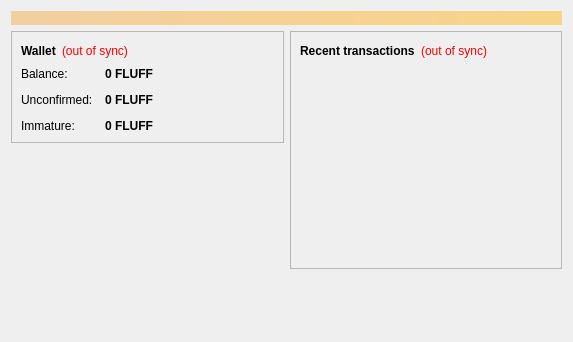
cryptonexii/murfcoin, file src/qt/forms/overviewpage.ui: the form before one commit.
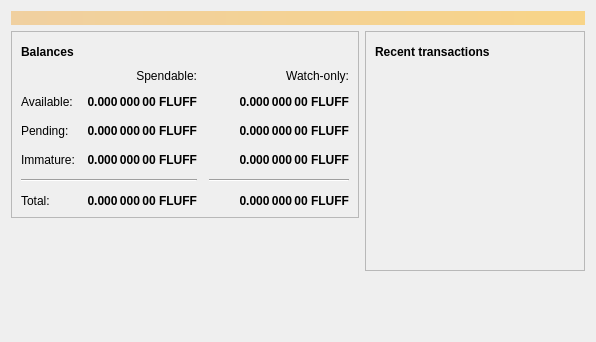
The form after the commit. Icons and pictures are not drawn.

Patch:
```diff
--- a/src/qt/forms/overviewpage.ui
+++ b/src/qt/forms/overviewpage.ui
@@ -6,7 +6,7 @@
    <rect>
     <x>0</x>
     <y>0</y>
-    <width>573</width>
+    <width>596</width>
     <height>342</height>
    </rect>
   </property>
@@ -20,7 +20,7 @@
       <bool>false</bool>
      </property>
      <property name="styleSheet">
-      <string notr="true">background-color: qlineargradient(x1: 0, y1: 0, x2: 1, y2: 0, stop:0 #F0D0A0, stop:1 #F8D488); color:#000000;</string>
+      <string notr="true">QLabel { background-color: qlineargradient(x1: 0, y1: 0, x2: 1, y2: 0, stop:0 #F0D0A0, stop:1 #F8D488); color:#000000; }</string>
      </property>
      <property name="wordWrap">
       <bool>true</bool>
@@ -54,27 +54,197 @@
                </font>
               </property>
               <property name="text">
-               <string>Wallet</string>
+               <string>Balances</string>
               </property>
              </widget>
             </item>
             <item>
-             <widget class="QLabel" name="labelWalletStatus">
+             <widget class="QPushButton" name="labelWalletStatus">
+              <property name="enabled">
+               <bool>true</bool>
+              </property>
+              <property name="maximumSize">
+               <size>
+                <width>30</width>
+                <height>16777215</height>
+               </size>
+              </property>
               <property name="toolTip">
                <string>The displayed information may be out of date. Your wallet automatically synchronizes with the Murfcoin network after a connection is established, but this process has not completed yet.</string>
               </property>
-              <property name="styleSheet">
-               <string notr="true">QLabel { color: red; }</string>
-              </property>
               <property name="text">
-               <string notr="true">(out of sync)</string>
+               <string/>
               </property>
-              <property name="alignment">
-               <set>Qt::AlignLeading|Qt::AlignLeft|Qt::AlignVCenter</set>
+              <property name="icon">
+               <iconset resource="../bitcoin.qrc">
+                <normaloff>:/icons/warning</normaloff>
+                <disabledoff>:/icons/warning</disabledoff>:/icons/warning</iconset>
+              </property>
+              <property name="iconSize">
+               <size>
+                <width>24</width>
+                <height>24</height>
+               </size>
+              </property>
+              <property name="flat">
+               <bool>true</bool>
               </property>
              </widget>
             </item>
             <item>
+             <spacer name="horizontalSpacer_3">
+              <property name="orientation">
+               <enum>Qt::Horizontal</enum>
+              </property>
+              <property name="sizeHint" stdset="0">
+               <size>
+                <width>40</width>
+                <height>20</height>
+               </size>
+              </property>
+             </spacer>
+            </item>
+           </layout>
+          </item>
+          <item>
+           <layout class="QGridLayout" name="gridLayout">
+            <property name="spacing">
+             <number>12</number>
+            </property>
+            <item row="2" column="2">
+             <widget class="QLabel" name="labelWatchPending">
+              <property name="font">
+               <font>
+                <weight>75</weight>
+                <bold>true</bold>
+               </font>
+              </property>
+              <property name="cursor">
+               <cursorShape>IBeamCursor</cursorShape>
+              </property>
+              <property name="toolTip">
+               <string>Unconfirmed transactions to watch-only addresses</string>
+              </property>
+              <property name="text">
+               <string notr="true">0.000 000 00 FLUFF</string>
+              </property>
+              <property name="alignment">
+               <set>Qt::AlignRight|Qt::AlignTrailing|Qt::AlignVCenter</set>
+              </property>
+              <property name="textInteractionFlags">
+               <set>Qt::LinksAccessibleByMouse|Qt::TextSelectableByKeyboard|Qt::TextSelectableByMouse</set>
+              </property>
+             </widget>
+            </item>
+            <item row="2" column="1">
+             <widget class="QLabel" name="labelUnconfirmed">
+              <property name="font">
+               <font>
+                <weight>75</weight>
+                <bold>true</bold>
+               </font>
+              </property>
+              <property name="cursor">
+               <cursorShape>IBeamCursor</cursorShape>
+              </property>
+              <property name="toolTip">
+               <string>Total of transactions that have yet to be confirmed, and do not yet count toward the spendable balance</string>
+              </property>
+              <property name="text">
+               <string notr="true">0.000 000 00 FLUFF</string>
+              </property>
+              <property name="alignment">
+               <set>Qt::AlignRight|Qt::AlignTrailing|Qt::AlignVCenter</set>
+              </property>
+              <property name="textInteractionFlags">
+               <set>Qt::LinksAccessibleByMouse|Qt::TextSelectableByKeyboard|Qt::TextSelectableByMouse</set>
+              </property>
+             </widget>
+            </item>
+            <item row="3" column="2">
+             <widget class="QLabel" name="labelWatchImmature">
+              <property name="font">
+               <font>
+                <weight>75</weight>
+                <bold>true</bold>
+               </font>
+              </property>
+              <property name="cursor">
+               <cursorShape>IBeamCursor</cursorShape>
+              </property>
+              <property name="toolTip">
+               <string>Mined balance in watch-only addresses that has not yet matured</string>
+              </property>
+              <property name="text">
+               <string notr="true">0.000 000 00 FLUFF</string>
+              </property>
+              <property name="alignment">
+               <set>Qt::AlignRight|Qt::AlignTrailing|Qt::AlignVCenter</set>
+              </property>
+              <property name="textInteractionFlags">
+               <set>Qt::LinksAccessibleByMouse|Qt::TextSelectableByKeyboard|Qt::TextSelectableByMouse</set>
+              </property>
+             </widget>
+            </item>
+            <item row="4" column="0" colspan="2">
+             <widget class="Line" name="line">
+              <property name="orientation">
+               <enum>Qt::Horizontal</enum>
+              </property>
+             </widget>
+            </item>
+            <item row="4" column="2">
+             <widget class="Line" name="lineWatchBalance">
+              <property name="sizePolicy">
+               <sizepolicy hsizetype="Preferred" vsizetype="Fixed">
+                <horstretch>0</horstretch>
+                <verstretch>0</verstretch>
+               </sizepolicy>
+              </property>
+              <property name="minimumSize">
+               <size>
+                <width>140</width>
+                <height>0</height>
+               </size>
+              </property>
+              <property name="orientation">
+               <enum>Qt::Horizontal</enum>
+              </property>
+             </widget>
+            </item>
+            <item row="5" column="0">
+             <widget class="QLabel" name="labelTotalText">
+              <property name="text">
+               <string>Total:</string>
+              </property>
+             </widget>
+            </item>
+            <item row="3" column="1">
+             <widget class="QLabel" name="labelImmature">
+              <property name="font">
+               <font>
+                <weight>75</weight>
+                <bold>true</bold>
+               </font>
+              </property>
+              <property name="cursor">
+               <cursorShape>IBeamCursor</cursorShape>
+              </property>
+              <property name="toolTip">
+               <string>Mined balance that has not yet matured</string>
+              </property>
+              <property name="text">
+               <string notr="true">0.000 000 00 FLUFF</string>
+              </property>
+              <property name="alignment">
+               <set>Qt::AlignRight|Qt::AlignTrailing|Qt::AlignVCenter</set>
+              </property>
+              <property name="textInteractionFlags">
+               <set>Qt::LinksAccessibleByMouse|Qt::TextSelectableByKeyboard|Qt::TextSelectableByMouse</set>
+              </property>
+             </widget>
+            </item>
+            <item row="2" column="3">
              <spacer name="horizontalSpacer_2">
               <property name="orientation">
                <enum>Qt::Horizontal</enum>
@@ -87,28 +257,15 @@
               </property>
              </spacer>
             </item>
-           </layout>
-          </item>
-          <item>
-           <layout class="QFormLayout" name="formLayout_2">
-            <property name="fieldGrowthPolicy">
-             <enum>QFormLayout::AllNonFixedFieldsGrow</enum>
-            </property>
-            <property name="horizontalSpacing">
-             <number>12</number>
-            </property>
-            <property name="verticalSpacing">
-             <number>12</number>
-            </property>
-            <item row="0" column="0">
-             <widget class="QLabel" name="label">
+            <item row="3" column="0">
+             <widget class="QLabel" name="labelImmatureText">
               <property name="text">
-               <string>Balance:</string>
+               <string>Immature:</string>
               </property>
              </widget>
             </item>
-            <item row="0" column="1">
-             <widget class="QLabel" name="labelBalance">
+            <item row="5" column="1">
+             <widget class="QLabel" name="labelTotal">
               <property name="font">
                <font>
                 <weight>75</weight>
@@ -122,22 +279,60 @@
                <string>Your current balance</string>
               </property>
               <property name="text">
-               <string notr="true">0 FLUFF</string>
+               <string notr="true">0.000 000 00 FLUFF</string>
               </property>
+              <property name="alignment">
+               <set>Qt::AlignRight|Qt::AlignTrailing|Qt::AlignVCenter</set>
+              </property>
               <property name="textInteractionFlags">
                <set>Qt::LinksAccessibleByMouse|Qt::TextSelectableByKeyboard|Qt::TextSelectableByMouse</set>
               </property>
              </widget>
             </item>
+            <item row="5" column="2">
+             <widget class="QLabel" name="labelWatchTotal">
+              <property name="font">
+               <font>
+                <weight>75</weight>
+                <bold>true</bold>
+               </font>
+              </property>
+              <property name="cursor">
+               <cursorShape>IBeamCursor</cursorShape>
+              </property>
+              <property name="toolTip">
+               <string>Current total balance in watch-only addresses</string>
+              </property>
+              <property name="text">
+               <string notr="true">0.000 000 00 FLUFF</string>
+              </property>
+              <property name="alignment">
+               <set>Qt::AlignRight|Qt::AlignTrailing|Qt::AlignVCenter</set>
+              </property>
+              <property name="textInteractionFlags">
+               <set>Qt::LinksAccessibleByMouse|Qt::TextSelectableByKeyboard|Qt::TextSelectableByMouse</set>
+              </property>
+             </widget>
+            </item>
+            <item row="0" column="2">
+             <widget class="QLabel" name="labelWatchonly">
+              <property name="text">
+               <string>Watch-only:</string>
+              </property>
+              <property name="alignment">
+               <set>Qt::AlignRight|Qt::AlignTrailing|Qt::AlignVCenter</set>
+              </property>
+             </widget>
+            </item>
             <item row="1" column="0">
-             <widget class="QLabel" name="label_3">
+             <widget class="QLabel" name="labelBalanceText">
               <property name="text">
-               <string>Unconfirmed:</string>
+               <string>Available:</string>
               </property>
              </widget>
             </item>
             <item row="1" column="1">
-             <widget class="QLabel" name="labelUnconfirmed">
+             <widget class="QLabel" name="labelBalance">
               <property name="font">
                <font>
                 <weight>75</weight>
@@ -151,7 +346,35 @@
                <string>Total of transactions that have yet to be confirmed, and do not yet count toward the current balance</string>
               </property>
               <property name="text">
-               <string notr="true">0 FLUFF</string>
+               <string notr="true">0.000 000 00 FLUFF</string>
+              </property>
+              <property name="alignment">
+               <set>Qt::AlignRight|Qt::AlignTrailing|Qt::AlignVCenter</set>
+              </property>
+              <property name="textInteractionFlags">
+               <set>Qt::LinksAccessibleByMouse|Qt::TextSelectableByKeyboard|Qt::TextSelectableByMouse</set>
+              </property>
+             </widget>
+            </item>
+            <item row="1" column="2">
+             <widget class="QLabel" name="labelWatchAvailable">
+              <property name="font">
+               <font>
+                <weight>75</weight>
+                <bold>true</bold>
+               </font>
+              </property>
+              <property name="cursor">
+               <cursorShape>IBeamCursor</cursorShape>
+              </property>
+              <property name="toolTip">
+               <string>Your current balance in watch-only addresses</string>
+              </property>
+              <property name="text">
+               <string notr="true">0.000 000 00 FLUFF</string>
+              </property>
+              <property name="alignment">
+               <set>Qt::AlignRight|Qt::AlignTrailing|Qt::AlignVCenter</set>
               </property>
               <property name="textInteractionFlags">
                <set>Qt::LinksAccessibleByMouse|Qt::TextSelectableByKeyboard|Qt::TextSelectableByMouse</set>
@@ -159,28 +382,19 @@
              </widget>
             </item>
             <item row="2" column="0">
-             <widget class="QLabel" name="labelImmatureText">
+             <widget class="QLabel" name="labelPendingText">
               <property name="text">
-               <string>Immature:</string>
+               <string>Pending:</string>
               </property>
              </widget>
             </item>
-            <item row="2" column="1">
-             <widget class="QLabel" name="labelImmature">
-              <property name="font">
-               <font>
-                <weight>75</weight>
-                <bold>true</bold>
-               </font>
-              </property>
-              <property name="toolTip">
-               <string>Mined balance that has not yet matured</string>
-              </property>
+            <item row="0" column="1">
+             <widget class="QLabel" name="labelSpendable">
               <property name="text">
-               <string notr="true">0 FLUFF</string>
+               <string>Spendable:</string>
               </property>
-              <property name="textInteractionFlags">
-               <set>Qt::LinksAccessibleByMouse|Qt::TextSelectableByKeyboard|Qt::TextSelectableByMouse</set>
+              <property name="alignment">
+               <set>Qt::AlignRight|Qt::AlignTrailing|Qt::AlignVCenter</set>
               </property>
              </widget>
             </item>
@@ -219,24 +433,47 @@
            <layout class="QHBoxLayout" name="horizontalLayout_2">
             <item>
              <widget class="QLabel" name="label_4">
+              <property name="font">
+               <font>
+                <weight>75</weight>
+                <bold>true</bold>
+               </font>
+              </property>
               <property name="text">
-               <string>&lt;b&gt;Recent transactions&lt;/b&gt;</string>
+               <string>Recent transactions</string>
               </property>
              </widget>
             </item>
             <item>
-             <widget class="QLabel" name="labelTransactionsStatus">
+             <widget class="QPushButton" name="labelTransactionsStatus">
+              <property name="enabled">
+               <bool>true</bool>
+              </property>
+              <property name="maximumSize">
+               <size>
+                <width>30</width>
+                <height>16777215</height>
+               </size>
+              </property>
               <property name="toolTip">
                <string>The displayed information may be out of date. Your wallet automatically synchronizes with the Murfcoin network after a connection is established, but this process has not completed yet.</string>
               </property>
-              <property name="styleSheet">
-               <string notr="true">QLabel { color: red; }</string>
-              </property>
               <property name="text">
-               <string notr="true">(out of sync)</string>
+               <string/>
               </property>
-              <property name="alignment">
-               <set>Qt::AlignRight|Qt::AlignTrailing|Qt::AlignVCenter</set>
+              <property name="icon">
+               <iconset resource="../bitcoin.qrc">
+                <normaloff>:/icons/warning</normaloff>
+                <disabledoff>:/icons/warning</disabledoff>:/icons/warning</iconset>
+              </property>
+              <property name="iconSize">
+               <size>
+                <width>24</width>
+                <height>24</height>
+               </size>
+              </property>
+              <property name="flat">
+               <bool>true</bool>
               </property>
              </widget>
             </item>
```
Left out of the diff: 7 changed lines with no effect on the pictures.
